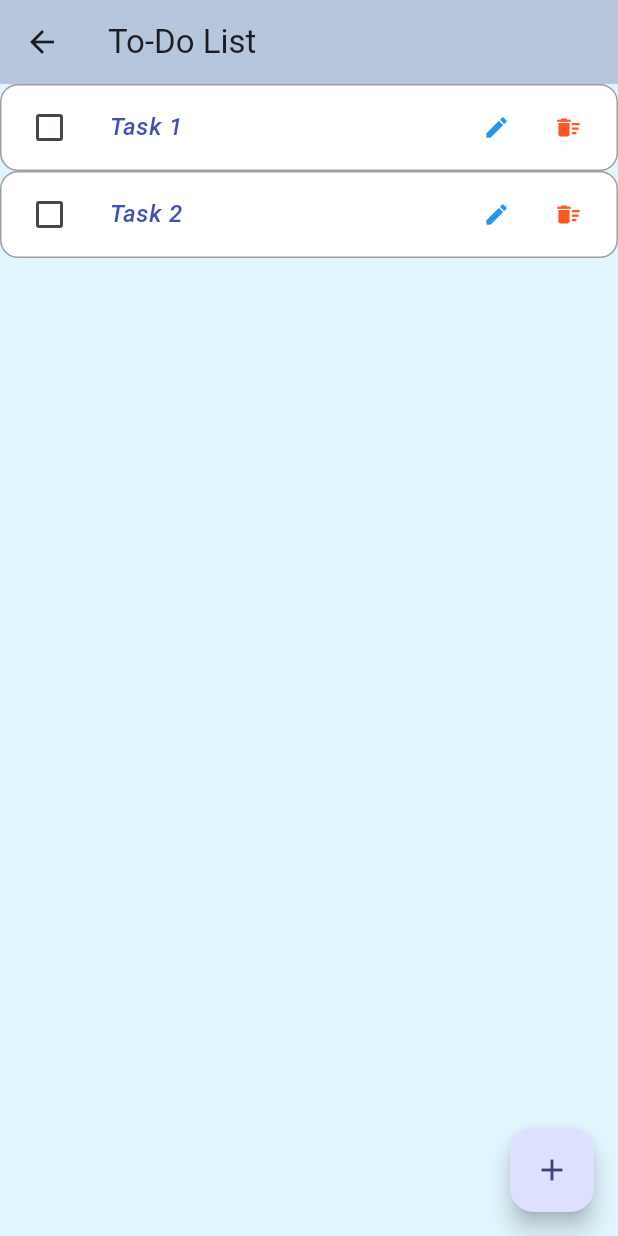
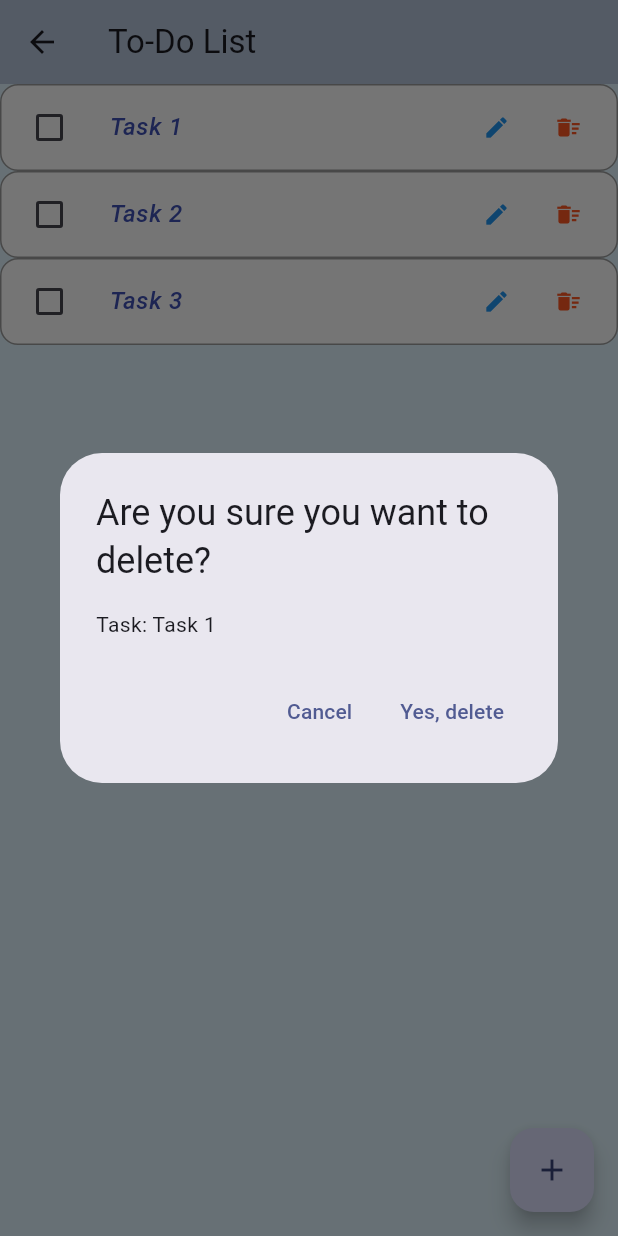
Before and after one commit to Spartakm67/flutter_home_work8, a Flutter app: the TodoScreen screen opened by its route, after a tap on the "delete sweep" icon, on a phone screen of 412 x 824 dp. Run offline on Flutter 3.47's test engine with Material 3 defaults, Android fonts, the phone set to English and light mode, and no system bars; our stand-ins replace flutter_dotenv.

Commit message:
Function removeItem updated

```diff
--- a/lib/screens/todo_screen.dart
+++ b/lib/screens/todo_screen.dart
@@ -30,8 +30,8 @@ class TodoScreenState extends State<TodoScreen> {
             ),
           ),
           actions: <Widget>[
-             TextButton
-               (onPressed: () {
+            TextButton(
+              onPressed: () {
                 Navigator.of(context).pop();
               },
               child: const Text('Cancel'),
@@ -50,7 +50,8 @@ class TodoScreenState extends State<TodoScreen> {
                 _listKey.currentState?.insertItem(index);
                 Navigator.of(context).pop();
               },
-          child: const Text('Add'),),
+              child: const Text('Add'),
+            ),
           ],
         );
       },
@@ -59,6 +60,21 @@ class TodoScreenState extends State<TodoScreen> {
 
   void _removeItem(int index) {
     final removedItem = _items[index];
+    showDialog(
+      context: context,
+      builder: (BuildContext context) {
+        return AlertDialog(
+          title: const Text('Are you sure you want to delete?'),
+          content: Text('Task: $removedItem'),
+          actions: <Widget>[
+            TextButton(
+              onPressed: () {
+                Navigator.of(context).pop();
+              },
+              child: const Text('Cancel'),
+            ),
+            TextButton(
+              onPressed: () {
                 setState(() {
                   _items.removeAt(index);
                   _completed.removeAt(index);
@@ -79,6 +95,14 @@ class TodoScreenState extends State<TodoScreen> {
                     ),
                   ),
                   duration: const Duration(milliseconds: 300),
+                );
+                Navigator.of(context).pop();
+              },
+              child: const Text('Yes, delete'),
+            ),
+          ],
+        );
+      },
     );
   }
 
@@ -106,7 +130,9 @@ class TodoScreenState extends State<TodoScreen> {
         sizeFactor: animation,
         child: Container(
           decoration: BoxDecoration(
-            color: _completed[index] ? Colors.green.withOpacity(0.2) : Colors.white,
+            color: _completed[index]
+                ? Colors.green.withOpacity(0.2)
+                : Colors.white,
             border: Border.all(
               color: Colors.grey,
               width: 1,
@@ -125,8 +151,8 @@ class TodoScreenState extends State<TodoScreen> {
                 setState(() {
                   _completed[index] = value ?? false;
                 });
-                },),
-
+              },
+            ),
             trailing: Row(
               mainAxisSize: MainAxisSize.min,
               children: [
```
Lines whose indentation alone changed are shown as unchanged.
